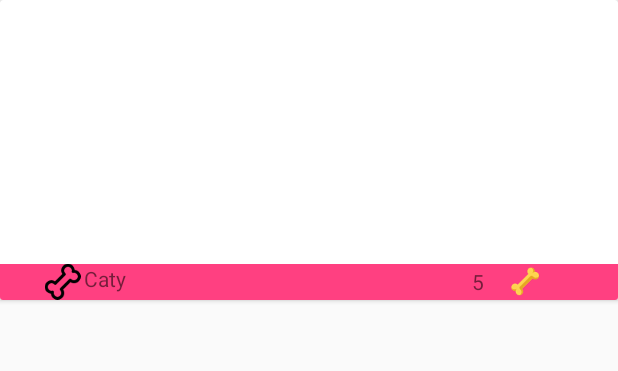
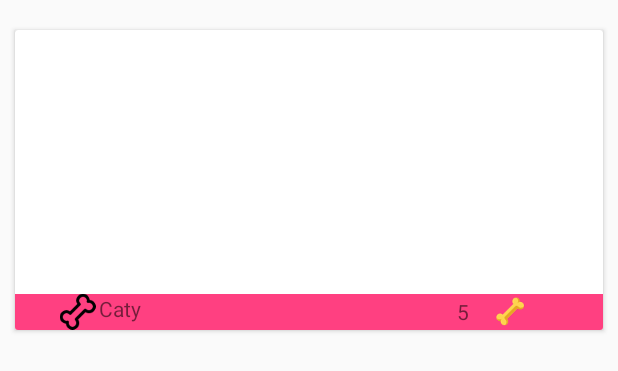
Before and after one commit to rafaeleltezo/Social_mascota, an Android app: the layout cartview_mascotas.xml on its own in the app's theme, with its tools: preview values and no code run, on a phone screen of 412 x 824 dp. Shown: the top 371 px of the screen. Run offline under Robolectric (Android 15) with nearby library versions, the light colour scheme and no system bars.

Commit message:
agregando codigo

```diff
--- a/app/src/main/res/layout/cartview_mascotas.xml
+++ b/app/src/main/res/layout/cartview_mascotas.xml
@@ -4,7 +4,10 @@
     android:layout_width="match_parent"
     android:layout_height="@dimen/largoCarta"
     android:padding="@dimen/activity_horizontal_margin"
-    android:layout_marginBottom="120dp"
+    android:layout_marginTop="20dp"
+    android:layout_marginLeft="10dp"
+    android:layout_marginRight="10dp"
+    android:layout_marginBottom="10dp"
     android:elevation="8dp"
     >
 
@@ -12,6 +15,7 @@
         android:layout_width="match_parent"
         android:layout_height="170dp"
         android:id="@+id/imagen_carta"
+
         android:layout_gravity="top"
         />
 
```
